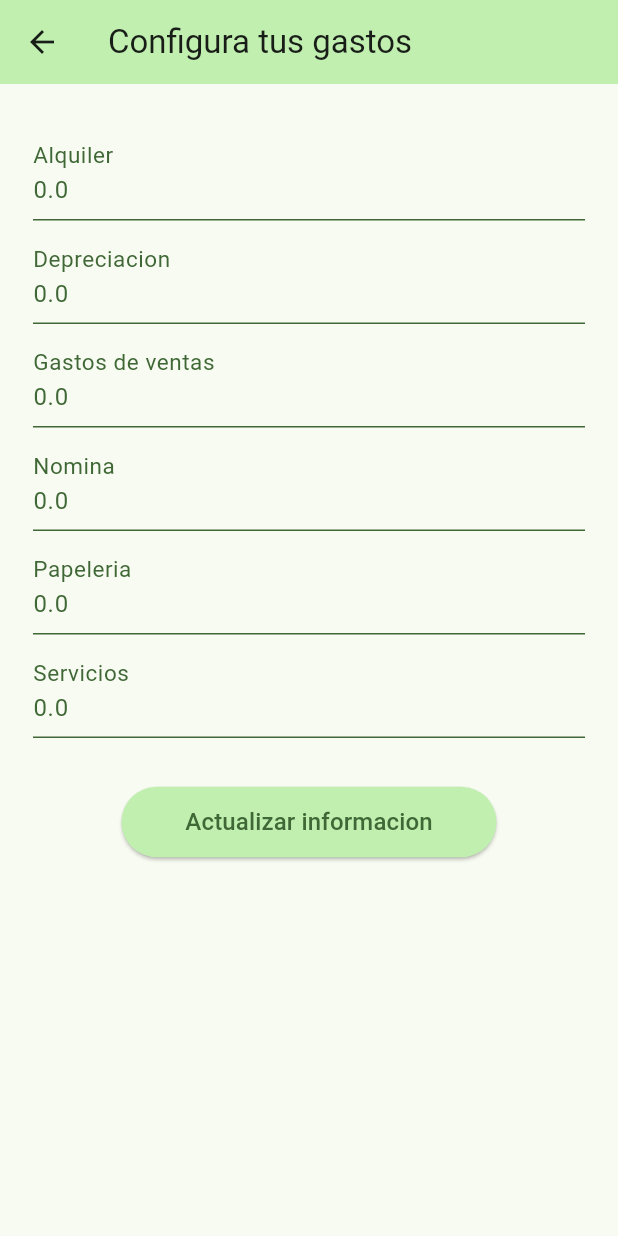
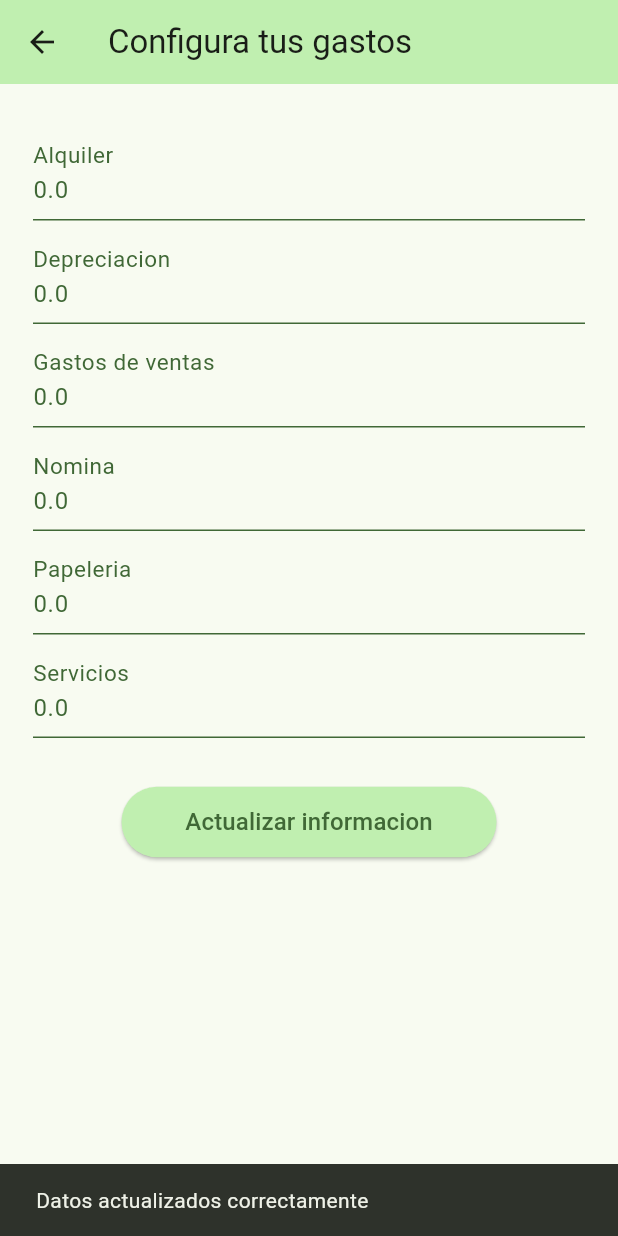
Before and after one commit to juanb021/bakesistant, a Flutter app: the ExpensesScreen screen opened directly, after a tap on "Actualizar informacion", on a phone screen of 412 x 824 dp. Run offline on Flutter 3.47's test engine with Material 3 defaults, Android fonts, the light colour scheme and no system bars; our stand-ins replace flutter_riverpod, sqflite; accounts and stored records are empty.

Commit message:
Added the option to save information on a database for the expenses

```diff
--- a/app/lib/models/gastos_administrativos.dart
+++ b/app/lib/models/gastos_administrativos.dart
@@ -1,12 +1,13 @@
 class GastosAdministrativos {
-  const GastosAdministrativos({
+  GastosAdministrativos({
     required this.alquiler,
     required this.depreciacion,
     required this.gVentas,
     required this.nomina,
     required this.papeleria,
     required this.servicios,
-  });
+    double? total,
+  }) : total = total ?? 0;
 
   final double nomina;
   final double depreciacion;
@@ -14,4 +15,5 @@ class GastosAdministrativos {
   final double gVentas;
   final double papeleria;
   final double servicios;
+  final double total;
 }
--- a/app/lib/providers/gastos_operativos.dart
+++ b/app/lib/providers/gastos_operativos.dart
@@ -1,10 +1,35 @@
+import 'package:path/path.dart' as path;
+import 'package:sqflite/sqlite_api.dart';
+import 'package:sqflite/sqflite.dart' as sql;
+import 'package:flutter_riverpod/flutter_riverpod.dart';
+
 import 'package:app/models/gastos_administrativos.dart';
-import 'package:flutter_riverpod/flutter_riverpod.dart';
+
+Future<Database> _getDatabase() async {
+  final dbpath = await sql.getDatabasesPath();
+  // print('Database path: $dbpath');
+  final db = await sql.openDatabase(
+    path.join(dbpath, 'bakesistant.db'),
+    onCreate: (db, version) {
+      return db.execute("""CREATE TABLE user_expenses(
+          id INTEGER PRIMARY KEY,
+          alquiler REAL,
+          depreciacion REAL,
+          gventas REAl,
+          nomina REAL,
+          papeleria REAL,
+          servicios REAL,
+          total REAL)""");
+    },
+    version: 1,
+  );
+  return db;
+}
 
 class GastosNotifier extends StateNotifier<GastosAdministrativos> {
   GastosNotifier()
       : super(
-          const GastosAdministrativos(
+          GastosAdministrativos(
             alquiler: 0,
             depreciacion: 0,
             gVentas: 0,
@@ -15,15 +40,44 @@ class GastosNotifier extends StateNotifier<GastosAdministrativos> {
         );
 
   void setGastos(double alquiler, double depreciacion, double gVentas,
-      double nomina, double papeleria, double servicios) {
-    state = GastosAdministrativos(
-      alquiler: alquiler,
-      depreciacion: depreciacion,
-      gVentas: gVentas,
-      nomina: nomina,
-      papeleria: papeleria,
-      servicios: servicios,
+      double nomina, double papeleria, double servicios) async {
+    final db = await _getDatabase();
+
+    db.insert(
+      'user_expenses',
+      {
+        'id': 1,
+        'alquiler': alquiler,
+        'depreciacion': depreciacion,
+        'gventas': gVentas,
+        'nomina': nomina,
+        'papeleria': papeleria,
+        'servicios': servicios,
+        'total': calcularTotalGastos()
+      },
+      conflictAlgorithm: sql.ConflictAlgorithm.replace,
     );
+  }
+
+  Future<void> loadExpenses() async {
+    final db = await _getDatabase();
+    final data = await db.query('user_expenses');
+    if (data.isNotEmpty) {
+      final expenses = data
+          .map(
+            (row) => GastosAdministrativos(
+                alquiler: row['alquiler'] as double,
+                depreciacion: row['depreciacion'] as double,
+                gVentas: row['gventas'] as double,
+                nomina: row['nomina'] as double,
+                papeleria: row['papeleria'] as double,
+                servicios: row['servicios'] as double,
+                total: row['total'] as double),
+          )
+          .toList();
+
+      state = expenses[0];
+    }
   }
 
   double calcularTotalGastos() {
--- a/app/lib/screens/expenses_screen.dart
+++ b/app/lib/screens/expenses_screen.dart
@@ -1,17 +1,42 @@
+import 'package:app/providers/gastos_operativos.dart';
 import 'package:app/widgets/expenses_screen/expense_form.dart';
 import 'package:flutter/material.dart';
 import 'package:flutter_riverpod/flutter_riverpod.dart';
 
-class ExpensesScreen extends ConsumerWidget {
+class ExpensesScreen extends ConsumerStatefulWidget {
   const ExpensesScreen({super.key});
 
   @override
-  Widget build(BuildContext context, WidgetRef ref) {
-    return Scaffold(
-        appBar: AppBar(
-          backgroundColor: Theme.of(context).colorScheme.primaryFixed,
-          title: const Text('Configura tus gastos'),
-        ),
-        body: const SingleChildScrollView(child: ExpenseForm()));
+  ConsumerState<ExpensesScreen> createState() {
+    return _ExpensesScreenstate();
   }
 }
+
+class _ExpensesScreenstate extends ConsumerState<ExpensesScreen> {
+  late Future<void> _expensesFuture;
+
+  @override
+  void initState() {
+    super.initState();
+    _expensesFuture = ref.read(gastosProvider.notifier).loadExpenses();
+  }
+
+  @override
+  Widget build(BuildContext context) {
+    return Scaffold(
+      appBar: AppBar(
+        backgroundColor: Theme.of(context).colorScheme.primaryFixed,
+        title: const Text('Configura tus gastos'),
+      ),
+      body: SingleChildScrollView(
+        child: FutureBuilder(
+          future: _expensesFuture,
+          builder: (context, snapshot) =>
+              snapshot.connectionState == ConnectionState.waiting
+                  ? const CircularProgressIndicator()
+                  : const ExpenseForm(),
+        ),
+      ),
+    );
+  }
+}
--- a/app/lib/widgets/expenses_screen/expense_form.dart
+++ b/app/lib/widgets/expenses_screen/expense_form.dart
@@ -28,11 +28,13 @@ class ExpenseForm extends ConsumerWidget {
 
       ref.read(gastosProvider.notifier).setGastos(
           alquiler, depreciacion, gVentas, nomina, papeleria, servicios);
+
+      ScaffoldMessenger.of(context).showSnackBar(
+          const SnackBar(content: Text('Datos actualizados correctamente')));
     }
 
     return Column(
       mainAxisAlignment: MainAxisAlignment.spaceAround,
-      mainAxisSize: MainAxisSize.max,
       children: [
         Container(
           margin: const EdgeInsets.symmetric(horizontal: 15, vertical: 25),
```
